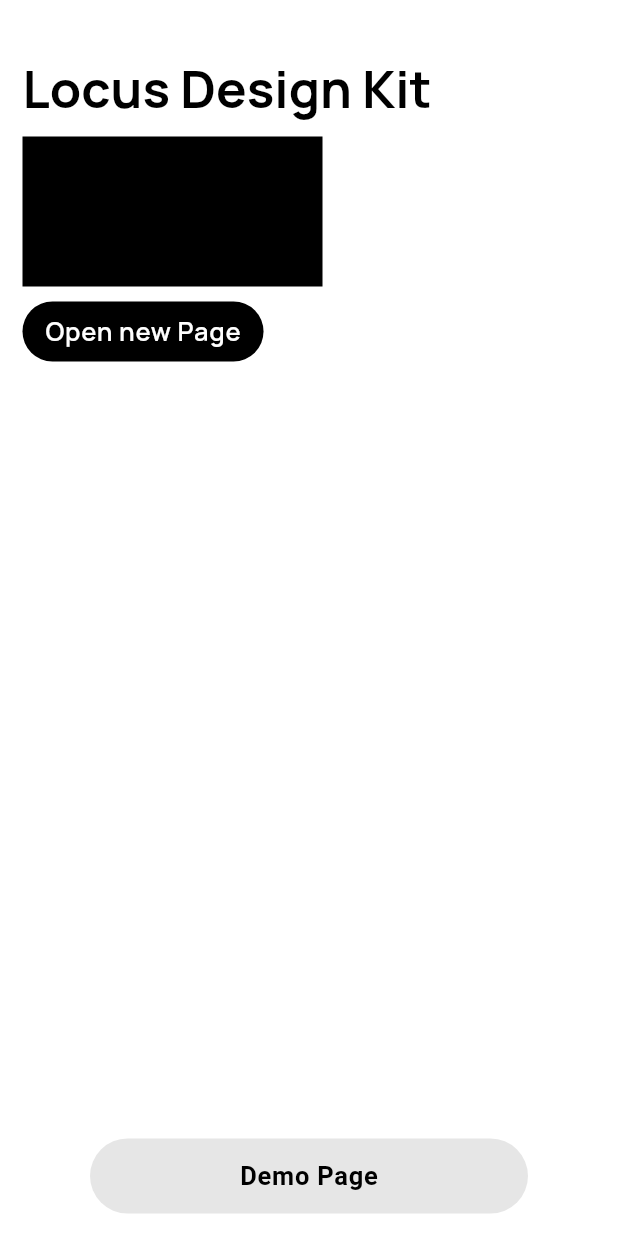
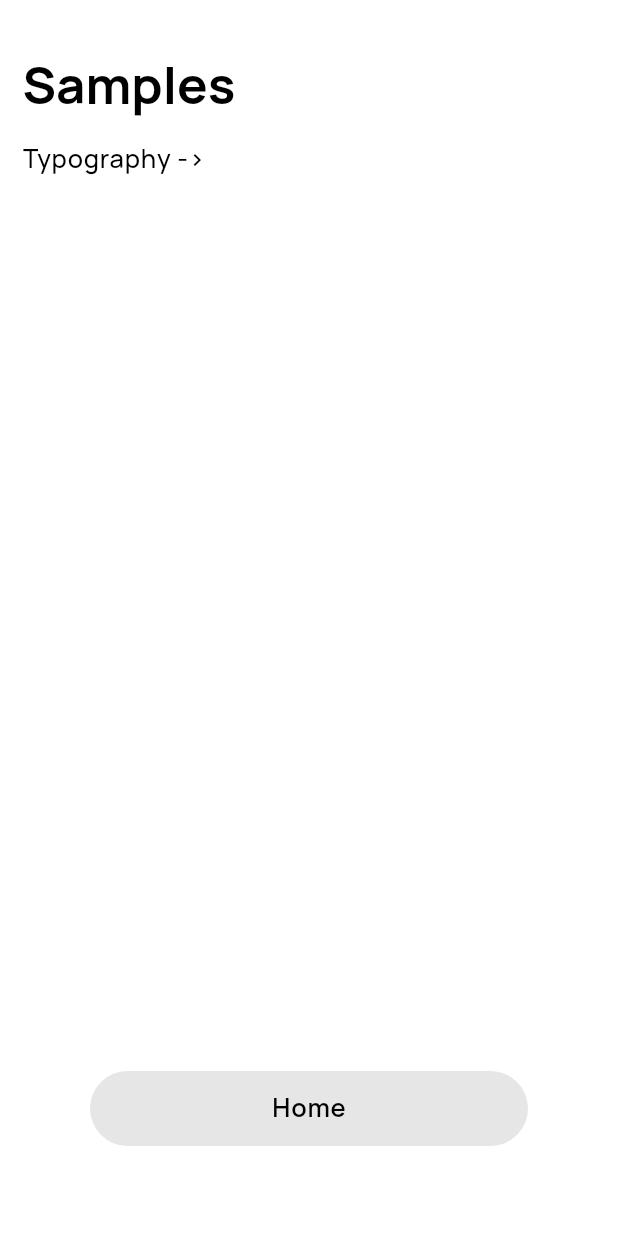
Before and after one commit to parabolahq/locus, a Flutter app: the screen it shows after launch, on a phone screen of 412 x 824 dp. Run offline on Flutter 3.47's test engine with Material 2 defaults, Android fonts, the phone set to English and light mode, and no system bars.

Commit message:
Lab improvements

```diff
--- a/example/lib/main.dart
+++ b/example/lib/main.dart
@@ -1,4 +1,5 @@
 import 'package:locus/locus.dart';
+import 'package:locuslab/screens/home_screen.dart';
 
 void main() {
   runApp(LocusLabApp());
@@ -13,78 +14,9 @@ class _LocusLabAppState extends State<LocusLabApp> {
   @override
   Widget build(BuildContext context) {
     return LocusApp(
-      home: LocusScaffold(
-        navigationBar: NavigationBar(
-          middle: Text('Demo Page'),
-        ),
-        body: Builder(
-          builder: (BuildContext context) {
-            return ListView.builder(
-              itemCount: 1,
-              padding: EdgeInsets.symmetric(
-                vertical: MediaQuery.of(context).padding.top + 40,
-                horizontal: 15,
-              ),
-              itemBuilder: (context, index) => Column(
-                crossAxisAlignment: CrossAxisAlignment.start,
-                children: [
-                  Text(
-                    'Locus Design Kit',
-                    style: LocusTheme.of(context).typography.giant,
-                  ),
-                  SizedBox(height: 10),
-                  Hero(
-                    tag: 'jopa',
-                    child: Container(
-                      color: LocusColors.black,
-                      height: 100,
-                      width: 200,
-                    ),
-                  ),
-                  SizedBox(height: 10),
-                  Interactable(
-                    onTap: () => Navigator.of(context).push(
-                      LocusPageRoute(
-                        builder: (BuildContext context) => LocusScaffold(
-                          body: Hero(
-                            tag: 'jopa',
-                            child: Container(
-                              color: LocusColors.black,
-                              height: 100,
-                              width: 100,
-                            ),
-                          ),
-                          navigationBar: NavigationBar(
-                            middle: Text('Профиль'),
-                          ),
-                        ),
-                      ),
-                    ),
-                    child: Container(
-                      decoration: BoxDecoration(
-                          color: LocusColors.black,
-                          borderRadius: BorderRadius.circular(20)),
-                      padding: const EdgeInsets.symmetric(
-                        horizontal: 15,
-                        vertical: 10,
-                      ),
-                      child: Text(
-                        'Open new Page',
-                        style: LocusTheme.of(context)
-                            .typography
-                            .body1
-                            .copyWith(color: LocusColors.white),
-                      ),
-                    ),
-                  ),
-                  SizedBox(height: 30),
-                ],
-              ),
-            );
-          },
-        ),
-      ),
       title: 'Lab',
+      home: HomeScreen(),
+      debugShowCheckedModeBanner: true,
     );
   }
 }
--- /dev/null
+++ b/example/lib/screens/home_screen.dart
@@ -0,0 +1,54 @@
+import 'package:locus/locus.dart';
+import 'package:locuslab/screens/typography_screen.dart';
+
+class HomeScreen extends StatelessWidget {
+  const HomeScreen({Key? key}) : super(key: key);
+
+  @override
+  Widget build(BuildContext context) {
+    return LocusScaffold(
+      navigationBar: NavigationBar(
+        middle: Text('Home'),
+      ),
+      body: ListView(
+        padding: EdgeInsets.only(
+          left: 15,
+          right: 15,
+          top: MediaQuery.of(context).padding.top + 40,
+        ),
+        children: [
+          // Statement(
+          //   title: 'Зачем нужен Locus?',
+          //   content: 'Греки определили параболу, '
+          //       'используя понятие «локуса»',
+          // ),
+          // SizedBox(height: 30),
+          // Statement(
+          //   title: 'Что такое Locus?',
+          //   content: '«Локус» — это множество точек, '
+          //       'удовлетворяющих заданному условию',
+          // ),
+          // SizedBox(height: 60),
+          Text(
+            'Samples',
+            style: LocusTheme.of(context).typography.giant,
+          ),
+          SizedBox(height: 20),
+          Column(
+            crossAxisAlignment: CrossAxisAlignment.start,
+            children: [
+              Interactable(
+                child: Text('Typography ->'),
+                onTap: () => Navigator.of(context).push(
+                  LocusPageRoute(
+                    builder: (BuildContext context) => TypographyScreen(),
+                  ),
+                ),
+              ),
+            ],
+          )
+        ],
+      ),
+    );
+  }
+}
--- a/lib/src/components/interactable.dart
+++ b/lib/src/components/interactable.dart
@@ -1,3 +1,4 @@
+import 'package:flutter/services.dart';
 import 'package:flutter/widgets.dart';
 
 class Interactable extends StatefulWidget {
@@ -31,6 +32,7 @@ class _InteractableState extends State<Interactable>
   }
 
   Future<void> _animateTapDown() async {
+    HapticFeedback.lightImpact();
     await _controller.animateTo(0, duration: const Duration(milliseconds: 50));
   }
 
@@ -43,18 +45,20 @@ class _InteractableState extends State<Interactable>
     // TODO: Absorb taps while pressed
 
     return GestureDetector(
+      onTap: () async {
+        await _animateTapDown();
+        await _animateTapUp();
+        await widget.onTap();
+      },
       onTapDown: (TapDownDetails details) => _animateTapDown(),
-      onTapUp: (TapUpDetails details) async {
-        await widget.onTap();
-        _animateTapUp();
-      },
+      onTapUp: (TapUpDetails details) => _animateTapUp(),
       onTapCancel: _animateTapUp,
       child: AnimatedBuilder(
         animation: _controller,
         builder: (BuildContext context, Widget? child) {
           return Opacity(
-            child: Transform.scale(scale: .8 + _controller.value * .2, child: child),
-            opacity: .7 + _controller.value * .3,
+            child: Transform.scale(scale: .85 + _controller.value * .15, child: child),
+            opacity: .5 + _controller.value * .5,
           );
         },
         child: widget.child,
--- a/lib/src/components/scaffold.dart
+++ b/lib/src/components/scaffold.dart
@@ -24,7 +24,7 @@ class LocusScaffold extends StatelessWidget {
           if (navigationBar != null)
             Container(
               padding: EdgeInsets.only(
-                bottom: MediaQuery.of(context).padding.bottom + 15,
+                bottom: MediaQuery.of(context).padding.bottom + 60,
                 left: 60,
                 right: 60,
               ),
--- a/lib/src/core/typography.dart
+++ b/lib/src/core/typography.dart
@@ -39,41 +39,62 @@ class LocusTypography with Diagnosticable {
         package: 'locus',
         fontWeight: FontWeight.w500,
         fontSize: 17,
-        height: 1.2,
         letterSpacing: .5,
+        height: 1.1,
       ),
       body1: TextStyle(
         color: data.foregroundColor,
         fontWeight: FontWeight.w600,
+        fontFamily: fontFamily,
         fontSize: 17,
+        package: 'locus',
         letterSpacing: .5,
+        height: 1.1,
       ),
       title: TextStyle(
         color: data.foregroundColor,
         fontWeight: FontWeight.w700,
         fontSize: 18,
+        package: 'locus',
+        fontFamily: fontFamily,
+        letterSpacing: .5,
+        height: 1.1,
       ),
       heading: TextStyle(
         color: data.foregroundColor,
         fontWeight: FontWeight.w700,
         fontSize: 26,
+        package: 'locus',
+        fontFamily: fontFamily,
         letterSpacing: 0,
+        height: 1.1,
       ),
       giant: TextStyle(
         color: data.foregroundColor,
         fontWeight: FontWeight.w700,
         fontSize: 34,
+        package: 'locus',
+        fontFamily: fontFamily,
         letterSpacing: 0,
+        height: 1.1,
       ),
       caption2: TextStyle(
         color: data.foregroundColor,
         fontWeight: FontWeight.w600,
+        fontFamily: fontFamily,
         fontSize: 14,
+        package: 'locus',
+        letterSpacing: .5,
+        height: 1.1,
       ),
       caption1: TextStyle(
         color: data.foregroundColor,
         fontWeight: FontWeight.w700,
+        fontFamily: fontFamily,
         fontSize: 14,
+        package: 'locus',
+        letterSpacing: .5,
+        height: 1.1,
       ),
     );
   }
```
Also changed, not shown: example/lib/screens/typography_screen.dart (added, +57 -0 lines), example/lib/widgets/statement.dart (added, +23 -0 lines), 2 other files.
